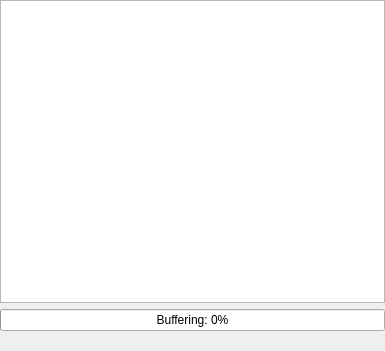
Qt form src/plugins/lmp/playlistwidget.ui (0xd34df00d/leechcraft) before a commit.
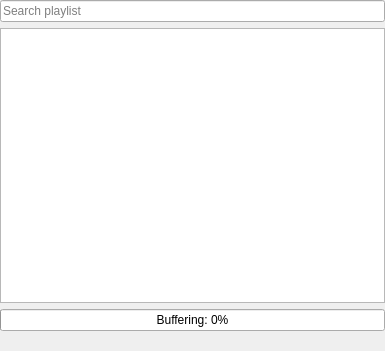
The same form after that commit.

Commit message: LMP: support playlist searching.

Diff of the .ui file:
```diff
--- a/src/plugins/lmp/playlistwidget.ui
+++ b/src/plugins/lmp/playlistwidget.ui
@@ -17,6 +17,16 @@
    <property name="margin">
     <number>0</number>
    </property>
+   <item>
+    <widget class="QLineEdit" name="SearchPlaylist_">
+     <property name="text">
+      <string/>
+     </property>
+     <property name="placeholderText">
+      <string>Search playlist</string>
+     </property>
+    </widget>
+   </item>
    <item>
     <widget class="QTreeView" name="Playlist_">
      <property name="contextMenuPolicy">
```
The commit also changes 2 other files.
